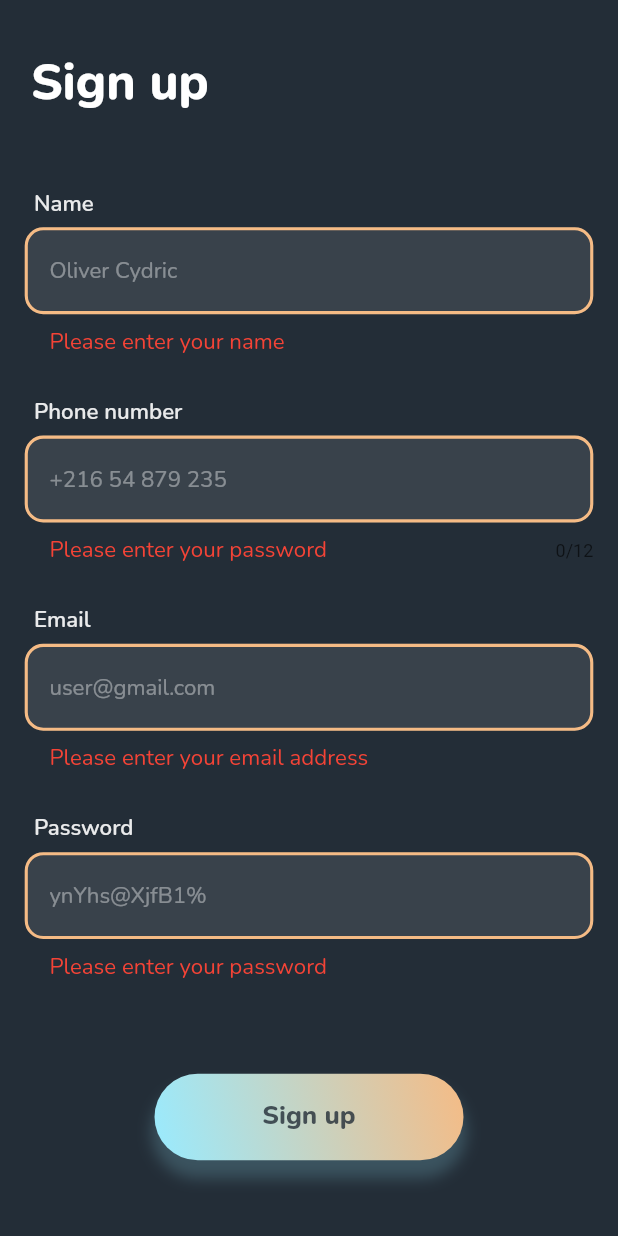
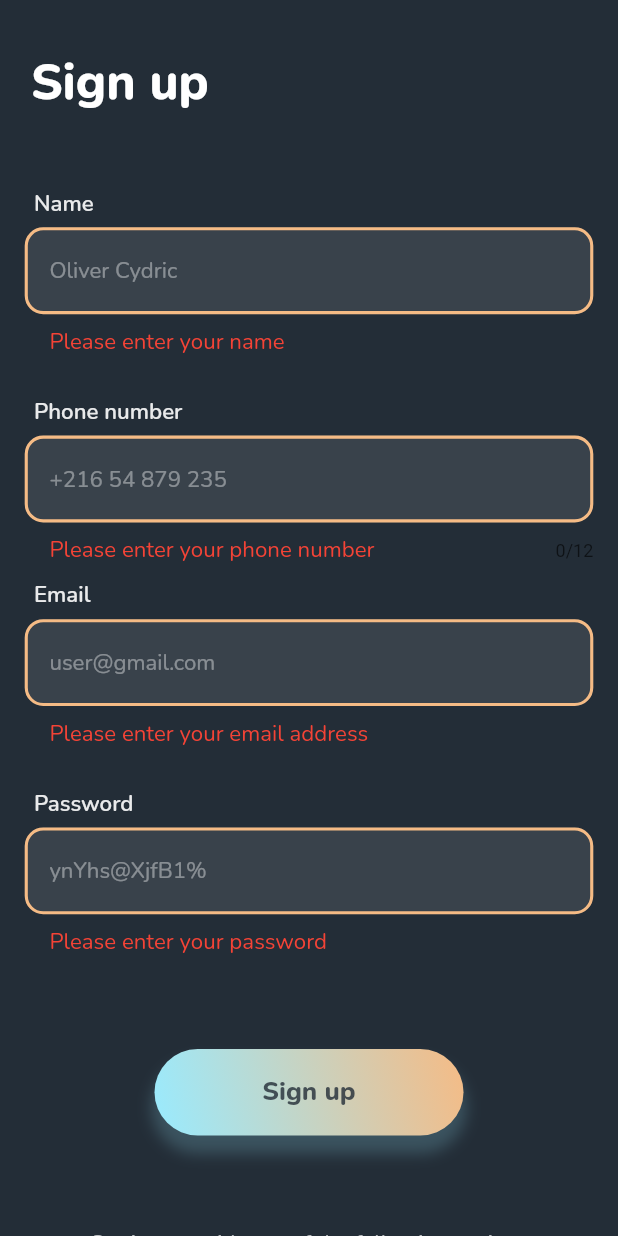
Before and after one commit to Amyr-Fezzeni/taba3ni, a Flutter app: the SignUpScreen screen opened directly, after a tap on "Sign up", on a phone screen of 412 x 824 dp. Run offline on Flutter 3.47's test engine with Material 2 defaults, Android fonts, the light colour scheme and no system bars; our stand-ins replace animated_theme_switcher, cloud_firestore, firebase_auth, firebase_core, flutter_svg, google_fonts and 3 more; missing offline and left inert: connection_notifier; accounts and stored records are empty.

Commit message:
auth changes

```diff
--- a/lib/view/auth/sign_up.dart
+++ b/lib/view/auth/sign_up.dart
@@ -1,3 +1,4 @@
+import 'package:flutter/gestures.dart';
 import 'package:flutter/material.dart';
 import 'package:flutter_svg/flutter_svg.dart';
 
@@ -6,6 +7,7 @@ import 'package:taba3ni/constant/size_config.dart';
 import 'package:taba3ni/constant/style.dart';
 import 'package:taba3ni/providers/auth_provider.dart';
 import 'package:taba3ni/providers/language.dart';
+import 'package:taba3ni/view/auth/login.dart';
 import 'package:taba3ni/widgets/primary_btn.dart';
 import 'package:taba3ni/widgets/text_form_field.dart';
 import 'package:taba3ni/widgets/text_widget.dart';
@@ -87,7 +89,7 @@ class _SignUpScreenState extends State<SignUpScreen> {
                         )),
                     Padding(
                         padding: EdgeInsets.only(
-                            top: hm * 2.5, left: wm * 4, right: wm * 4),
+                            top: hm * 0.5, left: wm * 4, right: wm * 4),
                         child: CustomTextField(
                          hint:
                           "user@gmail.com",
@@ -196,7 +198,7 @@ class _SignUpScreenState extends State<SignUpScreen> {
                     ),
                     Center(
                         child: Padding(
-                      padding: EdgeInsets.only(top: wm * 4.0),
+                      padding: EdgeInsets.only(top: wm * 4.0,bottom: hm*4),
                       child: RichText(
                         text: TextSpan(
                           children: <TextSpan>[
@@ -208,7 +210,15 @@ class _SignUpScreenState extends State<SignUpScreen> {
                                 style: text18white.copyWith(
                                     color: lightBlueColor,
                                     fontWeight: FontWeight.w800,
-                                    fontSize: tm * 1.5)),
+                                    fontSize: tm * 1.5),
+                                     recognizer:  TapGestureRecognizer()..onTap = () =>
+                                     Navigator.push(
+                                      context,
+                                      MaterialPageRoute(
+                                          builder: (context) =>
+                                              const LoginScreen()),
+                                    )
+                                    ),
                           ],
                         ),
                       ),
--- a/lib/widgets/text_form_field.dart
+++ b/lib/widgets/text_form_field.dart
@@ -152,14 +152,16 @@ class _CustomTextFieldState extends State<CustomTextField> {
                 }
               } else if (widget.hint == "+216 54 879 235") {
                  if (val.isEmpty) {
-                  return lang.translate("Please enter your password");
+                  return lang.translate("Please enter your phone number");
                 }else
                   if (!RegExp("^[\u0000-\u007F]+\$").hasMatch(val)) {
                     return lang.translate("Use Latin keyboard");
                   }
                   else if (!RegExp("^[0-9]").hasMatch(val)) {
                     return lang.translate("Only numbers are accepted");
-                  } else {
+                  } else if(val.length<8) {
+                     return lang.translate("Please enter a valid phone number");
+                  }else{
                   Future.delayed(Duration.zero, () {
                     setState(() {
                       correct = true;
```
Also changed, not shown: lib/providers/auth_provider.dart (+8 -27 lines), lib/view/auth/login.dart (+28 -13 lines).
